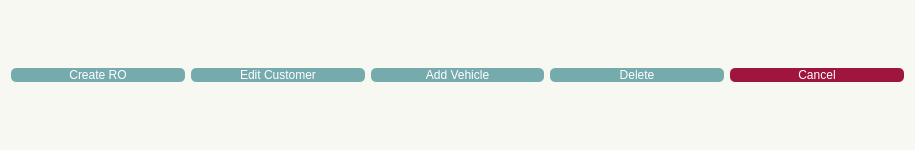
Old version of the form openauto/theme/customer_options.ui in the repository winterautollc/OpenAutoCore.
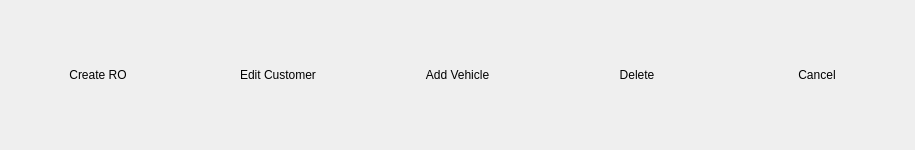
New version of the form. Icons and pictures are not drawn.

Diff of the .ui file:
```diff
--- a/openauto/theme/customer_options.ui
+++ b/openauto/theme/customer_options.ui
@@ -14,64 +14,16 @@
    <string>Form</string>
   </property>
   <property name="styleSheet">
-   <string notr="true">color: #333;
-background-color: #f8f8f2;
-background-image: none;</string>
+   <string notr="true"/>
   </property>
   <layout class="QGridLayout" name="gridLayout">
-   <item row="0" column="3">
-    <widget class="QPushButton" name="delete_button">
-     <property name="cursor">
-      <cursorShape>OpenHandCursor</cursorShape>
-     </property>
-     <property name="styleSheet">
-      <string notr="true">QPushButton {
-	border-radius: 5px;
-	color: #fff;
-	background-color: #76ABAE;
-}
-
-QPushButton:hover {
-	background-color: #828786;
-	color: #fff;
-	border-radius: 10px;
-}</string>
-     </property>
-     <property name="text">
-      <string>Delete</string>
-     </property>
-     <property name="icon">
-      <iconset resource="openauto_resources.qrc">
-       <normaloff>:/resources/Icons/trash.png</normaloff>:/resources/Icons/trash.png</iconset>
-     </property>
-     <property name="iconSize">
-      <size>
-       <width>30</width>
-       <height>30</height>
-      </size>
-     </property>
-     <property name="flat">
-      <bool>true</bool>
-     </property>
-    </widget>
-   </item>
    <item row="0" column="2">
     <widget class="QPushButton" name="add_customer_vehicle">
      <property name="cursor">
       <cursorShape>OpenHandCursor</cursorShape>
      </property>
      <property name="styleSheet">
-      <string notr="true">QPushButton {
-	border-radius: 5px;
-	color: #fff;
-	background-color: #76ABAE;
-}
-
-QPushButton:hover {
-	background-color: #828786;
-	color: #fff;
-	border-radius: 10px;
-}</string>
+      <string notr="true"/>
      </property>
      <property name="text">
       <string>Add Vehicle</string>
@@ -91,23 +43,39 @@
      </property>
     </widget>
    </item>
+   <item row="0" column="3">
+    <widget class="QPushButton" name="delete_customer_button">
+     <property name="cursor">
+      <cursorShape>OpenHandCursor</cursorShape>
+     </property>
+     <property name="styleSheet">
+      <string notr="true"/>
+     </property>
+     <property name="text">
+      <string>Delete</string>
+     </property>
+     <property name="icon">
+      <iconset resource="openauto_resources.qrc">
+       <normaloff>:/resources/Icons/trash.png</normaloff>:/resources/Icons/trash.png</iconset>
+     </property>
+     <property name="iconSize">
+      <size>
+       <width>30</width>
+       <height>30</height>
+      </size>
+     </property>
+     <property name="flat">
+      <bool>true</bool>
+     </property>
+    </widget>
+   </item>
    <item row="0" column="0">
     <widget class="QPushButton" name="create_ro_button">
      <property name="cursor">
       <cursorShape>OpenHandCursor</cursorShape>
      </property>
      <property name="styleSheet">
-      <string notr="true">QPushButton {
-	border-radius: 5px;
-	color: #fff;
-	background-color: #76ABAE;
-}
-
-QPushButton:hover {
-	background-color: #828786;
-	color: #fff;
-	border-radius: 10px;
-}</string>
+      <string notr="true"/>
      </property>
      <property name="text">
       <string>Create RO</string>
@@ -127,50 +95,10 @@
      </property>
     </widget>
    </item>
-   <item row="0" column="4">
-    <widget class="QPushButton" name="cancel_button">
-     <property name="styleSheet">
-      <string notr="true">QPushButton {
-	border-radius: 5px;
-	color: #fff;
-	background-color: #A0153E;
-}
-
-QPushButton:hover {
-	background-color: #C49497;
-	color: #fff;
-	border-radius: 10px;
-}</string>
-     </property>
-     <property name="text">
-      <string>Cancel</string>
-     </property>
-     <property name="icon">
-      <iconset resource="openauto_resources.qrc">
-       <normaloff>:/resources/icons3/24x24/cil-x.png</normaloff>:/resources/icons3/24x24/cil-x.png</iconset>
-     </property>
-     <property name="iconSize">
-      <size>
-       <width>30</width>
-       <height>30</height>
-      </size>
-     </property>
-    </widget>
-   </item>
    <item row="0" column="1">
     <widget class="QPushButton" name="edit_customer_button">
      <property name="styleSheet">
-      <string notr="true">QPushButton {
-	border-radius: 5px;
-	color: #fff;
-	background-color: #76ABAE;
-}
-
-QPushButton:hover {
-	background-color: #828786;
-	color: #fff;
-	border-radius: 10px;
-}</string>
+      <string notr="true"/>
      </property>
      <property name="text">
       <string>Edit Customer</string>
@@ -184,6 +112,32 @@
        <width>30</width>
        <height>30</height>
       </size>
+     </property>
+     <property name="flat">
+      <bool>true</bool>
+     </property>
+    </widget>
+   </item>
+   <item row="0" column="4">
+    <widget class="QPushButton" name="cancel_customer_options_button">
+     <property name="styleSheet">
+      <string notr="true"/>
+     </property>
+     <property name="text">
+      <string>Cancel</string>
+     </property>
+     <property name="icon">
+      <iconset resource="openauto_resources.qrc">
+       <normaloff>:/resources/icons3/24x24/cil-x.png</normaloff>:/resources/icons3/24x24/cil-x.png</iconset>
+     </property>
+     <property name="iconSize">
+      <size>
+       <width>30</width>
+       <height>30</height>
+      </size>
+     </property>
+     <property name="flat">
+      <bool>true</bool>
      </property>
     </widget>
    </item>
```
Left out of the diff: 8 changed lines with no effect on the pictures.
